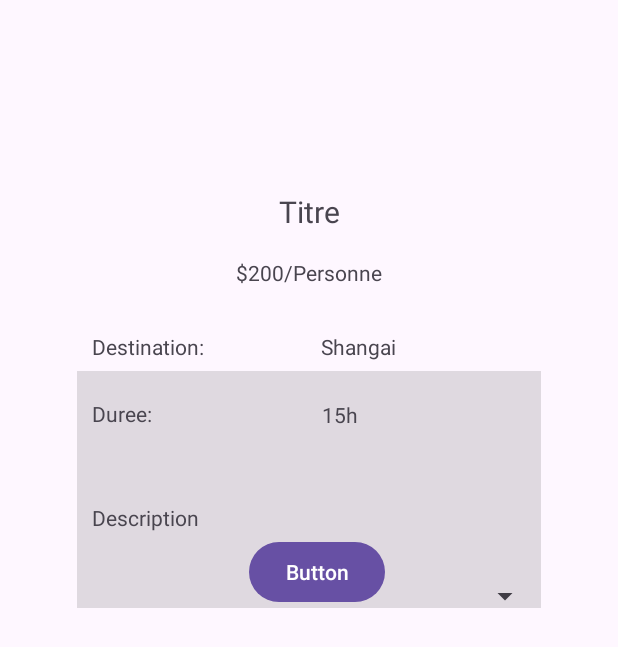
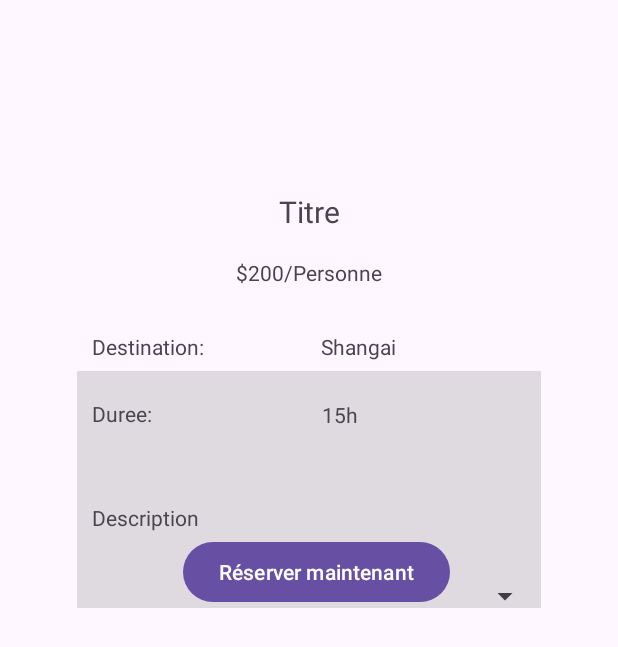
Before and after one commit to ikea400/TCH057-AgenceTouristique, an Android app: the DetailActivity screen opened directly, with no data from a screen before it, on a phone screen of 412 x 824 dp. Shown: the top 647 px of the screen. Run offline under Robolectric (Android 15) with nearby library versions, the phone set to English and light mode, and no system bars; 1 statement that could not run was skipped.

Commit message:
Petite modification

```diff
--- a/app/src/main/res/layout/activity_detail.xml
+++ b/app/src/main/res/layout/activity_detail.xml
@@ -131,10 +131,10 @@
                 app:layout_constraintTop_toBottomOf="@+id/lblDescriptionDetailVoyage" />
 
             <Button
-                android:id="@+id/button"
+                android:id="@+id/btnDetailReserver"
                 android:layout_width="wrap_content"
                 android:layout_height="wrap_content"
-                android:text="Button"
+                android:text="Réserver maintenant"
                 app:layout_constraintBottom_toBottomOf="@+id/BackgroundDetailVoyage"
                 app:layout_constraintEnd_toEndOf="@+id/spDetailDates"
                 app:layout_constraintStart_toStartOf="@+id/spDetailDates" />
```
Also changed, not shown: app/src/main/java/com/natael_raphael_guillaume/tourisme/vue/activity/DetailActivity.java (+18 -4 lines).
